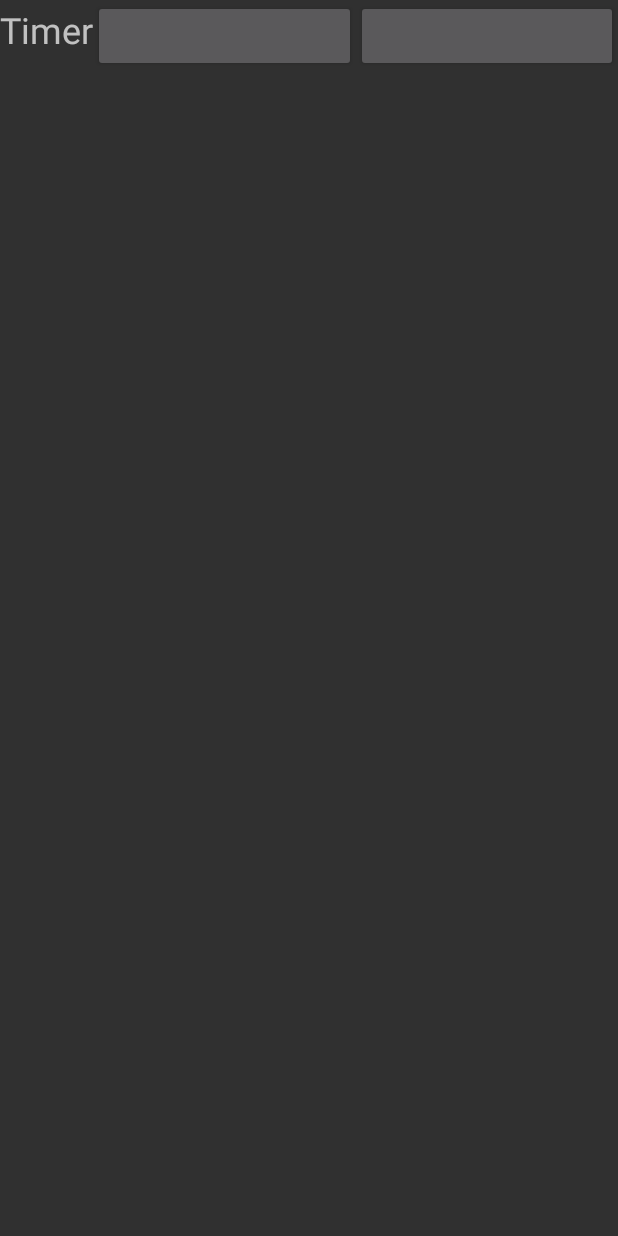
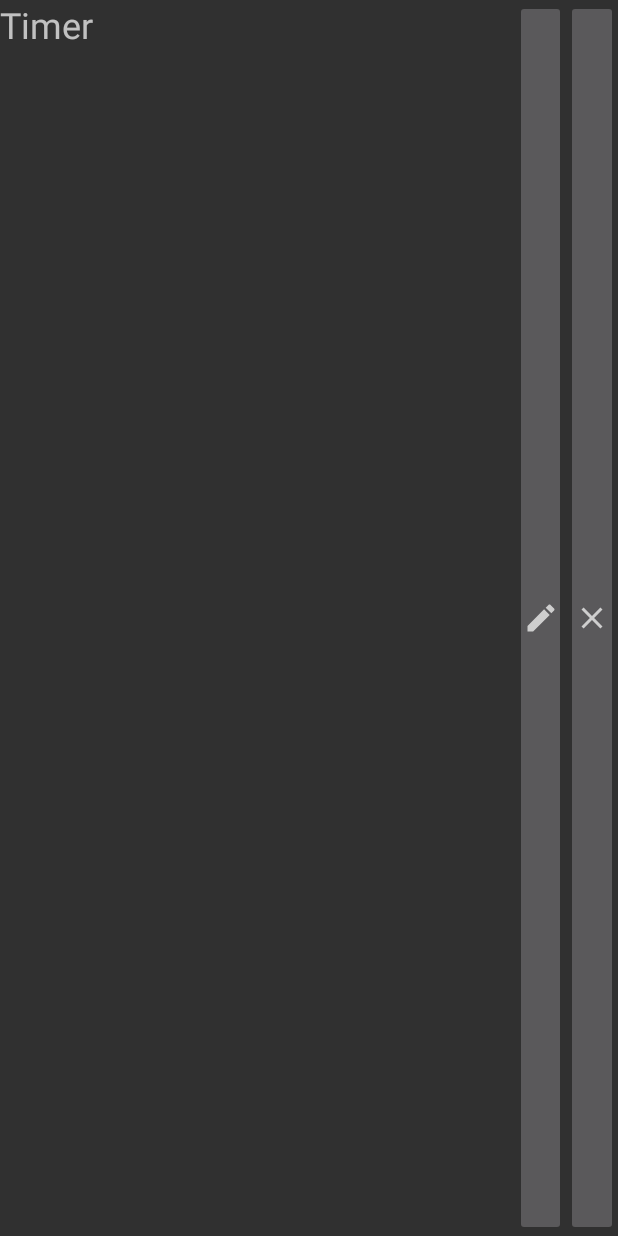
Before and after one commit to xoloki/chronos, an Android app: the layout timer.xml on its own in the app's theme, with its tools: preview values and no code run, on a phone screen of 412 x 824 dp. Run offline under Robolectric (Android 15) with nearby library versions, the phone set to English and light mode, and no system bars.

Commit message:
get per times image buttons working, and add button on action bar

```diff
--- a/app/src/main/java/be/dancingdragon/chronos/StopwatchActivity.java
+++ b/app/src/main/java/be/dancingdragon/chronos/StopwatchActivity.java
@@ -1,5 +1,6 @@
 package be.dancingdragon.chronos;
 
+import android.app.ActionBar;
 import android.app.Activity;
 import android.app.AlertDialog;
 import android.app.Service;
@@ -15,9 +16,11 @@ import android.os.Message;
 import android.util.Log;
 import android.view.LayoutInflater;
 import android.view.Menu;
+import android.view.MenuInflater;
 import android.view.MenuItem;
 import android.view.View;
 import android.widget.EditText;
+import android.widget.ImageButton;
 import android.widget.TextView;
 import android.widget.Button;
 import android.widget.LinearLayout;
@@ -60,6 +63,10 @@ public class StopwatchActivity extends AppCompatActivity
 
         setContentView(mMainLayout);
 
+        ActionBar actionBar = getActionBar();
+
+        if(actionBar != null) actionBar.setHomeButtonEnabled(true);
+
         mHandler = new Handler(Looper.getMainLooper()) {
                 public void handleMessage(Message msg) {
                 }
@@ -84,7 +91,7 @@ public class StopwatchActivity extends AppCompatActivity
                 }
             };
         dbLoad.start();
-
+        /*
         FloatingActionButton fab = findViewById(R.id.fab);
         fab.setOnClickListener(new View.OnClickListener() {
                 @Override
@@ -110,6 +117,7 @@ public class StopwatchActivity extends AppCompatActivity
                     dbInsert.start();
                 }
             });
+        */
 
         mInstance = this;
     }
@@ -136,14 +144,14 @@ public class StopwatchActivity extends AppCompatActivity
 
         mTimers.put(timer, timerView);
 
-        final Button renameButton = (Button)timerView.findViewById(R.id.timer_rename);
+        final ImageButton renameButton = (ImageButton)timerView.findViewById(R.id.timer_rename);
         renameButton.setOnClickListener(new View.OnClickListener() {
                 public void onClick(View v) {
                     onRename(timer);
                 }
             });
         //renameButton.setDrawable();
-        final Button deleteButton = (Button)timerView.findViewById(R.id.timer_delete);
+        final ImageButton deleteButton = (ImageButton)timerView.findViewById(R.id.timer_delete);
         deleteButton.setOnClickListener(new View.OnClickListener() {
                 public void onClick(View v) {
                     onDelete(timer);
@@ -306,8 +314,15 @@ public class StopwatchActivity extends AppCompatActivity
         AppDatabase db = Room.databaseBuilder(getApplicationContext(), AppDatabase.class, "chronos").build();
         return db.timerDAO();
     }
+    /*
+    @Override
+    public boolean onCreateOptionsMenu(Menu menu) {
+        MenuInflater inflater = getMenuInflater();
+        inflater.inflate(R.menu.action_bar, menu);
+        return true;
+    }
+    */
 
-    /*
     public boolean onCreateOptionsMenu(Menu menu) {
         return super.onCreateOptionsMenu(menu);
     }
@@ -317,15 +332,16 @@ public class StopwatchActivity extends AppCompatActivity
     	super.onPrepareOptionsMenu(menu);
 
     	menu.clear();
-        //
-        menu.add(Menu.NONE, R.string.menu_reset, Menu.NONE, R.string.menu_reset)
-        	.setIcon(android.R.drawable.ic_menu_revert)
+
+        menu.add(Menu.NONE, R.string.menu_add, Menu.NONE, R.string.menu_add)
+        	.setIcon(R.drawable.ic_baseline_add_24)
             .setShowAsAction(MenuItem.SHOW_AS_ACTION_ALWAYS);
 
+        /*
         menu.add(Menu.NONE, R.string.menu_start_stop, Menu.NONE, R.string.menu_start_stop)
         	.setIcon(android.R.drawable.ic_menu_send)
             .setShowAsAction(MenuItem.SHOW_AS_ACTION_ALWAYS);
-
+        */
 
         return true;
     }
@@ -338,35 +354,36 @@ public class StopwatchActivity extends AppCompatActivity
     public boolean onOptionsItemIdSelected(int id) {
         long now = System.currentTimeMillis();
 
+        Log.i(TAG, "onOptionsItemSelected " + id);
+
     	switch(id) {
-    	case R.string.menu_reset:
-            setStart(now);
-            setStop(now);
-            break;
-    	case R.string.menu_start_stop:
-            setStarted(!getStarted());
+    	case R.string.menu_add: {
+            Thread dbInsert = new Thread() {
+                    public void run() {
+                        final Timer timer = new Timer();
+                        timerDAO().insertAll(timer);
 
-            if(!getStarted()) {
-                setStop(now);
-            }
+                        Runnable t = new Runnable() {
+                                public void run() {
+                                    onDbAdd(timer);
+                                }
+                            };
+                        mHandler.post(t);
 
-            if(getStarted() && getStart() == 0) {
-                setStart(now);
-            }
+                    }
+                };
 
-            if(getStarted() && getStop() != 0) {
-                long diff = getStop() - getStart();
-                setStart(now - diff);
-            }
+            dbInsert.start();
 
             break;
+        }
         }
 
         update();
 
         return true;
     }
-*/
+
     void update() {
         for(Timer timer : mTimers.keySet()) {
             update(timer);
--- a/app/src/main/res/layout/timer.xml
+++ b/app/src/main/res/layout/timer.xml
@@ -13,20 +13,20 @@
 
     <TextView
         android:id="@+id/timer_name"
-        android:layout_width="wrap_content"
+        android:layout_width="0dp"
         android:layout_height="wrap_content"
+        android:layout_weight="10"
         android:text="Timer"
         android:textSize="24sp" />
-
-    <Button
+    <ImageButton
         android:id="@+id/timer_rename"
-        android:layout_width="fill_parent"
-        android:layout_height="wrap_content"
+        android:layout_width="0dp"
+        android:layout_height="fill_parent"
         android:layout_weight="1"
         android:src="@drawable/ic_baseline_edit_24" />
-    <Button android:id="@+id/timer_delete"
-        android:layout_width="fill_parent"
-        android:layout_height="wrap_content"
+    <ImageButton android:id="@+id/timer_delete"
+        android:layout_width="0dp"
+        android:layout_height="fill_parent"
         android:layout_weight="1"
         android:src="@drawable/ic_baseline_close_24"
         />
--- /dev/null
+++ b/app/src/main/res/menu/action_bar.xml
@@ -0,0 +1,12 @@
+<menu xmlns:android="http://schemas.android.com/apk/res/android">
+    <item
+        android:id="@+id/action_add"
+        android:orderInCategory="100"
+        android:showAsAction="always"
+        android:icon="@drawable/ic_baseline_add_24"
+        android:title="Add"/>
+    <item
+        android:id="@+id/action_settings"
+        android:title="Settings">
+    </item>
+</menu>
--- a/app/src/main/res/values/strings.xml
+++ b/app/src/main/res/values/strings.xml
@@ -1,6 +1,7 @@
 <?xml version="1.0" encoding="utf-8"?>
 <resources>
     <string name="app_name">Chronos</string>
+    <string name="menu_add">Add</string>
     <string name="menu_reset">Reset</string>
     <string name="menu_start_stop">Start/Stop</string>
     <string name="add_timer">Add new timer</string>
```
Also changed, not shown: app/src/main/res/layout/main.xml (+9 -8 lines), app/src/main/res/values/styles.xml (added, +35 -0 lines).
